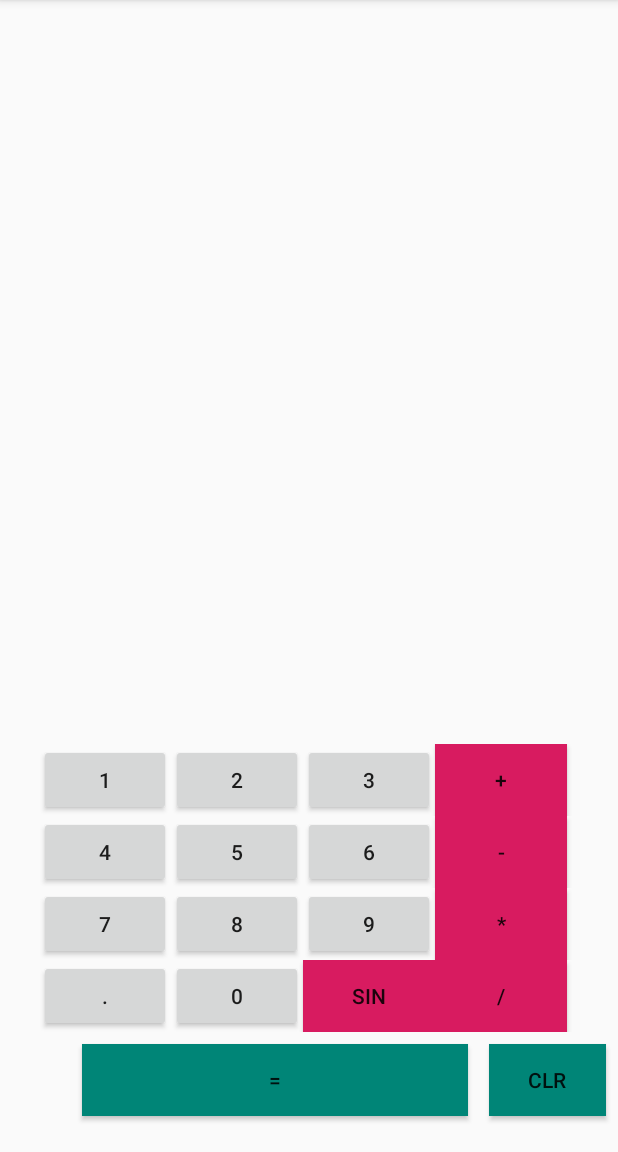
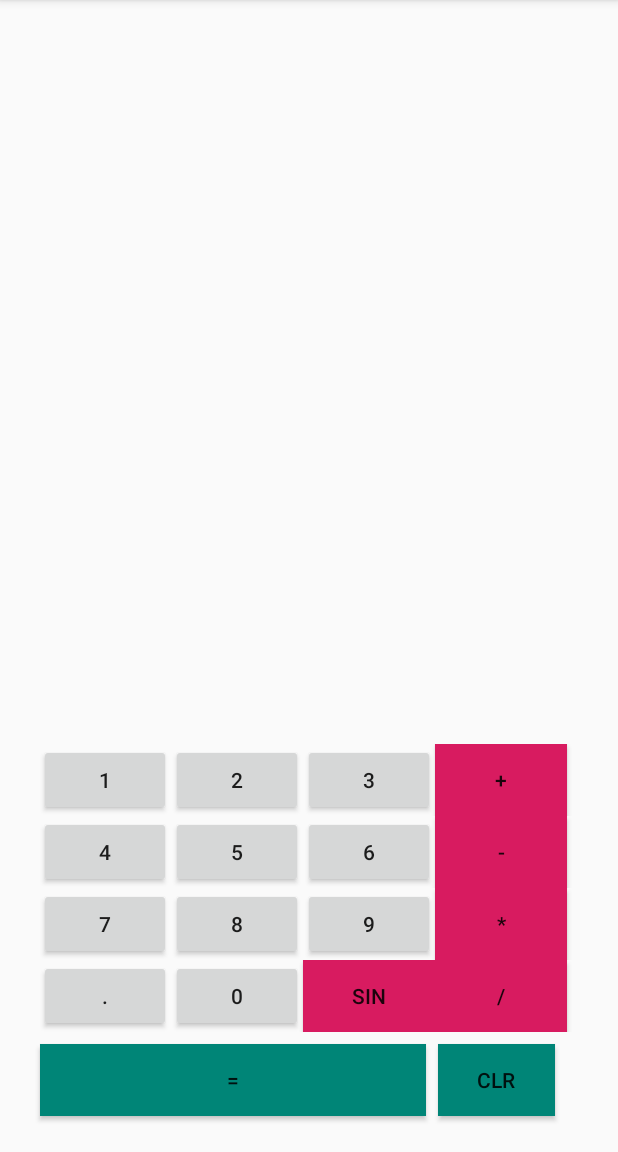
Before and after one commit to tirey93/aplikacje_mobilne_3, an Android app: the screen it shows after launch (MainActivity), on a phone screen of 412 x 824 dp, the part 84-1236 px from its top. Run offline under Robolectric (Android 15) with nearby library versions, the phone set to English and light mode, and no system bars.

Commit message:
poprawioo zasady obracania(layout jest utrzymany)

```diff
--- a/app/src/main/res/layout/content_main.xml
+++ b/app/src/main/res/layout/content_main.xml
@@ -165,31 +165,29 @@
         android:id="@+id/button20"
         android:layout_width="78dp"
         android:layout_height="wrap_content"
-        android:layout_marginStart="14dp"
-        android:layout_marginEnd="8dp"
+        android:layout_marginTop="8dp"
+        android:layout_marginEnd="24dp"
         android:layout_marginBottom="24dp"
         android:background="@color/colorPrimary"
         android:onClick="buttonClearClick"
         android:text="clr"
         app:layout_constraintBottom_toBottomOf="parent"
-        app:layout_constraintEnd_toEndOf="parent"
-        app:layout_constraintStart_toEndOf="@+id/button25" />
+        app:layout_constraintEnd_toEndOf="@+id/tableLayout3"
+        app:layout_constraintTop_toBottomOf="@+id/tableLayout3"
+        app:layout_constraintVertical_bias="0.0" />
 
     <Button
         android:id="@+id/button25"
         android:layout_width="257dp"
         android:layout_height="wrap_content"
-        android:layout_marginStart="8dp"
         android:layout_marginTop="8dp"
-        android:layout_marginEnd="100dp"
+        android:layout_marginEnd="8dp"
         android:layout_marginBottom="8dp"
         android:background="@color/colorPrimary"
         android:onClick="buttonEqualsClick"
         android:text="="
         app:layout_constraintBottom_toBottomOf="parent"
-        app:layout_constraintEnd_toEndOf="parent"
-        app:layout_constraintHorizontal_bias="1.0"
-        app:layout_constraintStart_toStartOf="parent"
+        app:layout_constraintEnd_toStartOf="@+id/button20"
         app:layout_constraintTop_toBottomOf="@+id/tableLayout3"
         app:layout_constraintVertical_bias="0.0" />
 
```
